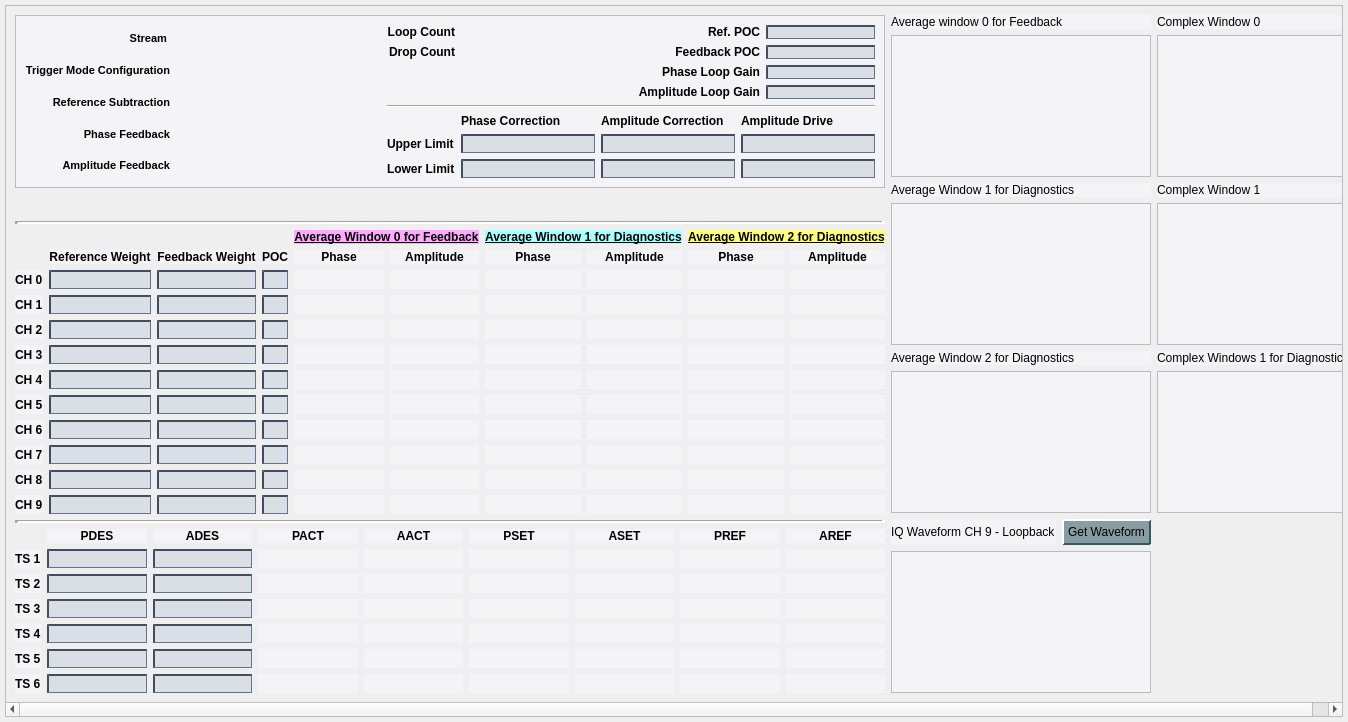
First picture: the form in new_look/llrf_hls.ui, repository cristinasewell/ATCA_PyDM_Screens, before the edit.
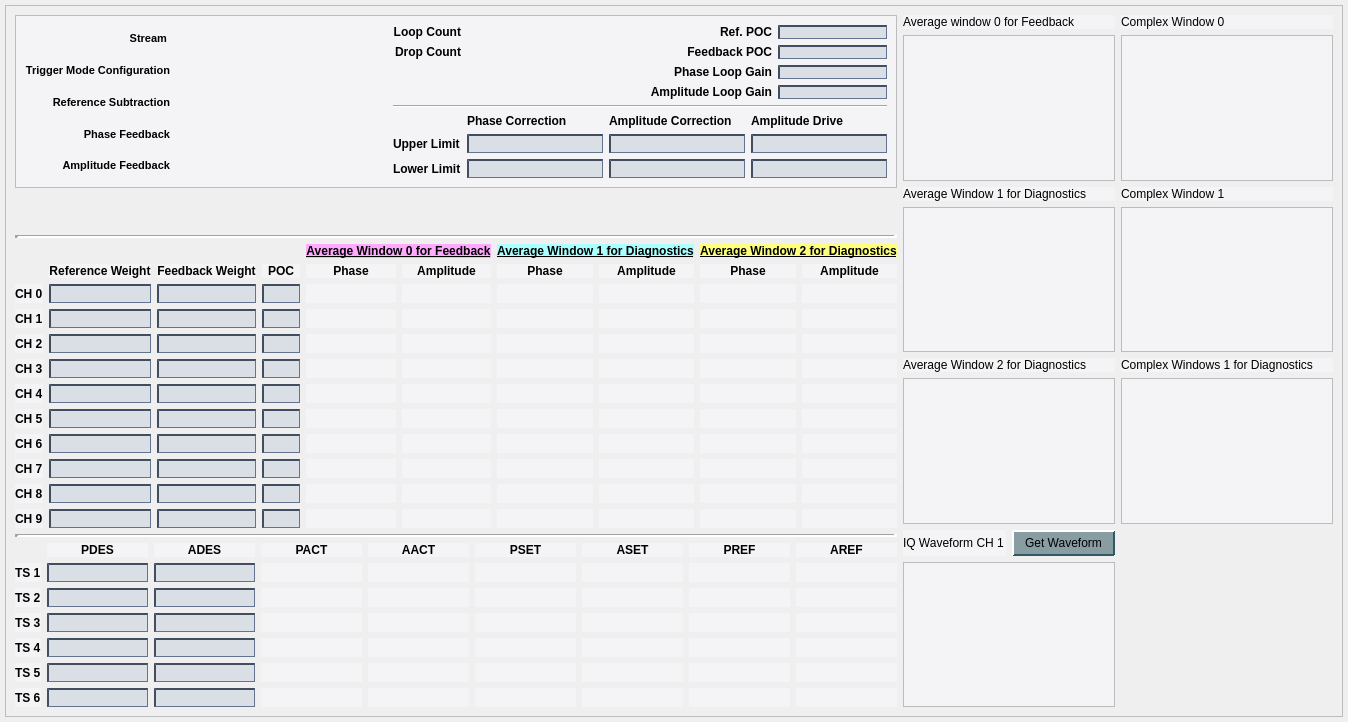
Second picture: the form after the edit. Custom widgets are drawn as their Qt base class.

Commit message: MNT: add missing pv for IQ waveform

```diff
--- a/new_look/llrf_hls.ui
+++ b/new_look/llrf_hls.ui
@@ -301,7 +301,7 @@
            <item>
             <widget class="QLabel" name="label_56">
              <property name="text">
-              <string>IQ Waveform CH 9 - Loopback</string>
+              <string>IQ Waveform CH 1</string>
              </property>
             </widget>
            </item>
```
Left out of the diff: 3 changed lines with no effect on the pictures.
